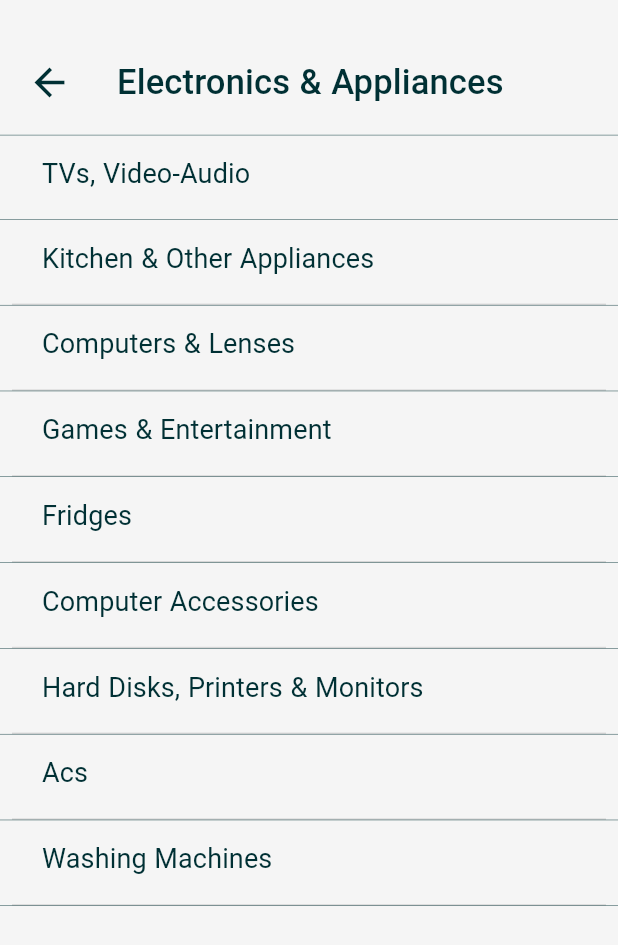
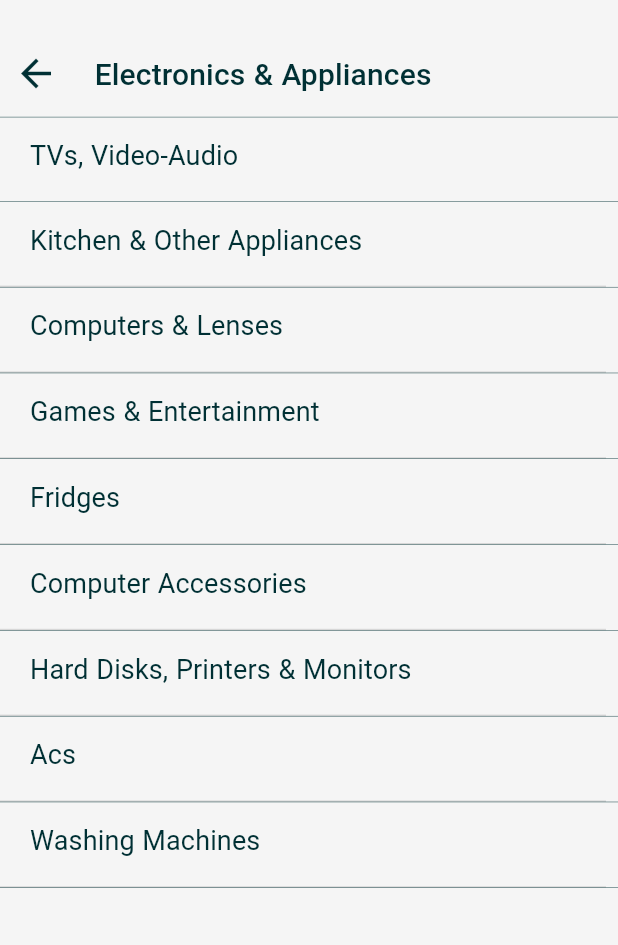
Before and after one commit to mubeenaTechknocks/olx, a Flutter app: the ElectronicsAppliances screen opened directly, on a phone screen of 412 x 824 dp. Shown: the top 945 px of the screen. Run offline on Flutter 3.47's test engine with Material 2 defaults, Android fonts, the phone set to English and light mode, and no system bars; our stand-ins replace carousel_slider, material_design_icons_flutter; missing offline and left inert: flutter_app, flutter_statusbarcolor.

Commit message:
Update ElectronicsAppliances.dart

```diff
--- a/lib/ElectronicsAppliances.dart
+++ b/lib/ElectronicsAppliances.dart
@@ -1,5 +1,7 @@
 //import 'package:flutter/cupertino.dart';
 import 'package:flutter/material.dart';
+
+import 'package:olx/sell.dart';
 
 class ElectronicsAppliances extends StatefulWidget {
   @override
@@ -20,31 +22,30 @@ class ElectronicsAppliancesScreenState extends State<ElectronicsAppliances> {
                 children: <Widget>[
               Container(
                 width: MediaQuery.of(context).size.width,
-                child: Padding(
-                  padding: const EdgeInsets.fromLTRB(8.0, 0.0, 8.0, 0.0),
-                  child: InkWell(
-                    onTap: () => {},
+                padding: const EdgeInsets.fromLTRB(0.0, 0.0, 8.0, 0.0),
                 child: Container(
-                      padding: EdgeInsets.only(bottom: 20.0),
-                      /*decoration: BoxDecoration(
-                          border: Border(
-                              bottom: BorderSide(
-                        color: Colors.black12,
-                        width: 1.0,
-                      ))),*/
+                  padding: EdgeInsets.only(bottom: 5.0),
                   child: Row(
                     mainAxisAlignment: MainAxisAlignment.start,
                     children: <Widget>[
                       Padding(
-                            padding: EdgeInsets.fromLTRB(10, 40, 0, 0),
-                            child: Icon(
+                        padding: EdgeInsets.fromLTRB(0, 25, 0, 0),
+                        child: IconButton(
+                            icon: Icon(
                               Icons.arrow_back,
                               color: Color.fromRGBO(0, 48, 52, 1),
                               size: 30.0,
                             ),
+                            onPressed: () => setState(() {
+                                  Navigator.push(
+                                    context,
+                                    MaterialPageRoute(
+                                        builder: (context) => Sell()),
+                                  );
+                                })),
                       ),
                       Padding(
-                            padding: EdgeInsets.fromLTRB(20.0, 40.0, 15.0, 0),
+                        padding: EdgeInsets.fromLTRB(0, 25.0, 15.0, 0),
                         child: Padding(
                           padding: EdgeInsets.symmetric(
                               vertical: 0.0, horizontal: 10.0),
@@ -52,9 +53,9 @@ class ElectronicsAppliancesScreenState extends State<ElectronicsAppliances> {
                             crossAxisAlignment: CrossAxisAlignment.start,
                             children: <Widget>[
                               Text(
-                                    'Electronics & Appliances',
+                                ' Electronics & Appliances',
                                 style: TextStyle(
-                                      fontSize: 23.0,
+                                  fontSize: 20.0,
                                   fontWeight: FontWeight.w500,
                                   color: Color.fromRGBO(0, 48, 52, 1),
                                   letterSpacing: .1,
@@ -69,8 +70,6 @@ class ElectronicsAppliancesScreenState extends State<ElectronicsAppliances> {
                   ),
                 ),
               ),
-                ),
-              ),
               const Divider(
                 color: Color.fromRGBO(0, 48, 52, 1),
                 height: 0.2,
@@ -80,7 +79,7 @@ class ElectronicsAppliancesScreenState extends State<ElectronicsAppliances> {
               ),
               Container(
                 child: Padding(
-                  padding: const EdgeInsets.fromLTRB(8.0, 0.0, 8.0, 0.0),
+                  padding: const EdgeInsets.fromLTRB(0.0, 0.0, 8.0, 0.0),
                   child: InkWell(
                     onTap: () => {},
                     child: Container(
@@ -128,7 +127,7 @@ class ElectronicsAppliancesScreenState extends State<ElectronicsAppliances> {
               ),
               Container(
                 child: Padding(
-                  padding: const EdgeInsets.fromLTRB(8.0, 0.0, 8.0, 0.0),
+                  padding: const EdgeInsets.fromLTRB(0.0, 0.0, 8.0, 0.0),
                   child: InkWell(
                     onTap: () => {},
                     child: Container(
@@ -182,7 +181,7 @@ class ElectronicsAppliancesScreenState extends State<ElectronicsAppliances> {
               ),
               Container(
                 child: Padding(
-                  padding: const EdgeInsets.fromLTRB(8.0, 0.0, 8.0, 0.0),
+                  padding: const EdgeInsets.fromLTRB(0.0, 0.0, 8.0, 0.0),
                   child: InkWell(
                     onTap: () => {},
                     child: Container(
@@ -236,7 +235,7 @@ class ElectronicsAppliancesScreenState extends State<ElectronicsAppliances> {
               ),
               Container(
                 child: Padding(
-                  padding: const EdgeInsets.fromLTRB(8.0, 0.0, 8.0, 0.0),
+                  padding: const EdgeInsets.fromLTRB(0.0, 0.0, 8.0, 0.0),
                   child: InkWell(
                     onTap: () => {},
                     child: Container(
@@ -290,7 +289,7 @@ class ElectronicsAppliancesScreenState extends State<ElectronicsAppliances> {
               ),
               Container(
                 child: Padding(
-                  padding: const EdgeInsets.fromLTRB(8.0, 0.0, 8.0, 0.0),
+                  padding: const EdgeInsets.fromLTRB(0.0, 0.0, 8.0, 0.0),
                   child: InkWell(
                     onTap: () => {},
                     child: Container(
@@ -344,7 +343,7 @@ class ElectronicsAppliancesScreenState extends State<ElectronicsAppliances> {
               ),
               Container(
                 child: Padding(
-                  padding: const EdgeInsets.fromLTRB(8.0, 0.0, 8.0, 0.0),
+                  padding: const EdgeInsets.fromLTRB(0.0, 0.0, 8.0, 0.0),
                   child: InkWell(
                     onTap: () => {},
                     child: Container(
@@ -398,7 +397,7 @@ class ElectronicsAppliancesScreenState extends State<ElectronicsAppliances> {
               ),
               Container(
                 child: Padding(
-                  padding: const EdgeInsets.fromLTRB(8.0, 0.0, 8.0, 0.0),
+                  padding: const EdgeInsets.fromLTRB(0.0, 0.0, 8.0, 0.0),
                   child: InkWell(
                     onTap: () => {},
                     child: Container(
@@ -452,7 +451,7 @@ class ElectronicsAppliancesScreenState extends State<ElectronicsAppliances> {
               ),
               Container(
                 child: Padding(
-                  padding: const EdgeInsets.fromLTRB(8.0, 0.0, 8.0, 0.0),
+                  padding: const EdgeInsets.fromLTRB(0.0, 0.0, 8.0, 0.0),
                   child: InkWell(
                     onTap: () => {},
                     child: Container(
@@ -506,7 +505,7 @@ class ElectronicsAppliancesScreenState extends State<ElectronicsAppliances> {
               ),
               Container(
                 child: Padding(
-                  padding: const EdgeInsets.fromLTRB(8.0, 0.0, 8.0, 0.0),
+                  padding: const EdgeInsets.fromLTRB(0.0, 0.0, 8.0, 0.0),
                   child: InkWell(
                     onTap: () => {},
                     child: Container(
```
Lines whose indentation alone changed are shown as unchanged.
